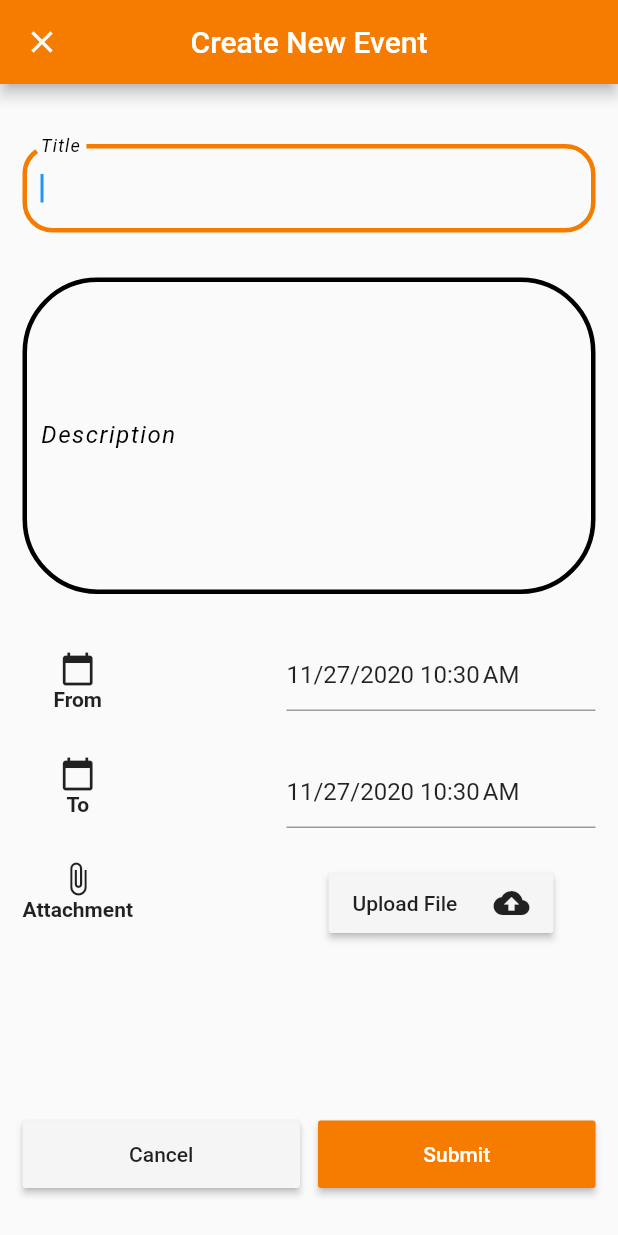
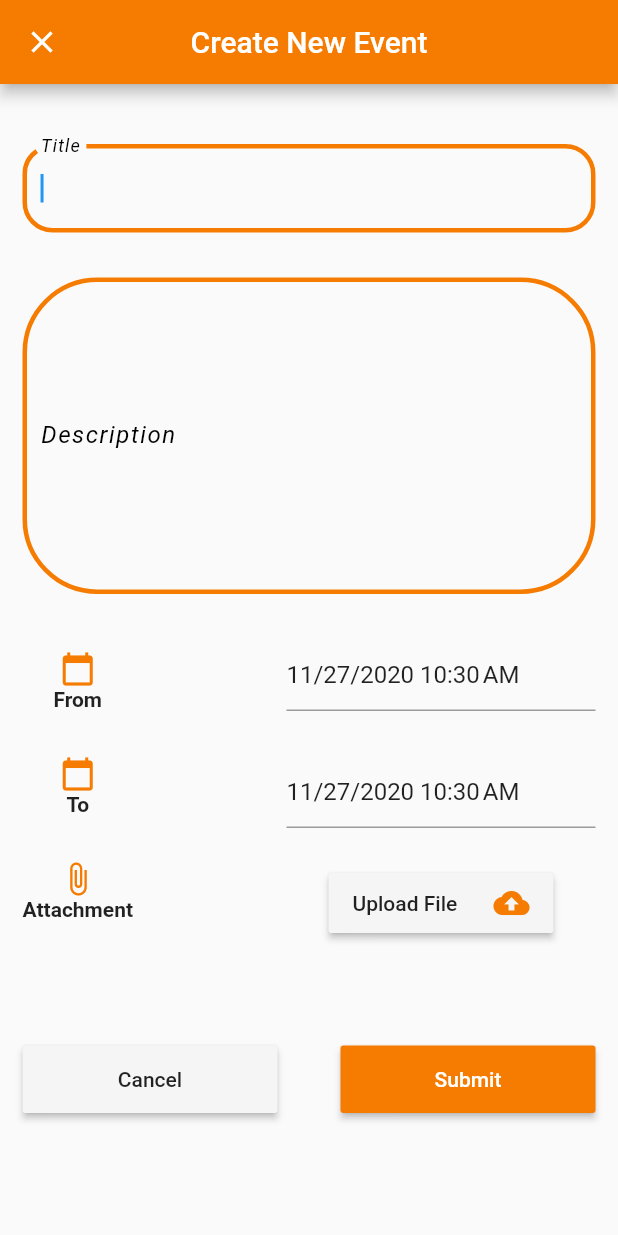
Before and after one commit to nikhil3400/Notes_App, a Flutter app: the AddNote screen opened directly, on a phone screen of 412 x 824 dp. Run offline on Flutter 3.47's test engine with Material 2 defaults, Android fonts, the phone set to English and light mode, and no system bars; drawn by our look-alikes of date_field; our stand-ins replace cloud_firestore, file_picker, firebase_auth, firebase_core, firebase_storage, flutter_spinkit; accounts and stored records are empty.

Commit message:
changed UI

```diff
--- a/lib/Screens/home/add_note.dart
+++ b/lib/Screens/home/add_note.dart
@@ -53,7 +53,7 @@ class _AddNoteState extends State<AddNote> {
                   borderRadius: BorderRadius.all(Radius.circular(20)),
                 ),
                 enabledBorder: OutlineInputBorder(
-                  borderSide: BorderSide(color: Colors.black, width: 3.0),
+                  borderSide: BorderSide(color: Colors.orange[700], width: 3.0),
                   borderRadius: BorderRadius.all(Radius.circular(50)),
                 ),
               ),
@@ -77,7 +77,7 @@ class _AddNoteState extends State<AddNote> {
                   borderRadius: BorderRadius.all(Radius.circular(20)),
                 ),
                 enabledBorder: OutlineInputBorder(
-                  borderSide: BorderSide(color: Colors.black, width: 3.0),
+                  borderSide: BorderSide(color: Colors.orange[700], width: 3.0),
                   borderRadius: BorderRadius.all(Radius.circular(50)),
                 ),
               ),
@@ -88,7 +88,7 @@ class _AddNoteState extends State<AddNote> {
               children: [
                 Column(
                   children: [
-                    Icon(Icons.calendar_today),
+                    Icon(Icons.calendar_today,color: Colors.orange[700]),
                     SizedBox(width: 5),
                     Text(
                       'From',
@@ -97,21 +97,23 @@ class _AddNoteState extends State<AddNote> {
                       ),
                     ),
                     SizedBox(height: 30),
-                    Icon(Icons.calendar_today),
+                    Icon(Icons.calendar_today,color: Colors.orange[700]),
                     SizedBox(width: 5),
                     Text(
                       'To',
                       style: TextStyle(
                         fontWeight: FontWeight.bold,
+
                       ),
                     ),
                     SizedBox(height: 30),
-                    Icon(Icons.attach_file),
+                    Icon(Icons.attach_file,color: Colors.orange[700]),
                     SizedBox(width: 5),
                     Text(
                       'Attachment',
                       style: TextStyle(
                         fontWeight: FontWeight.bold,
+
                       ),
                     ),
                   ],
@@ -164,7 +166,7 @@ class _AddNoteState extends State<AddNote> {
                           mainAxisAlignment: MainAxisAlignment.spaceBetween,
                           children: [
                             Text('Upload File'),
-                            Icon(Icons.cloud_upload)
+                            Icon(Icons.cloud_upload,color: Colors.orange[700],)
                           ],
                         ),
                       ),
@@ -173,13 +175,13 @@ class _AddNoteState extends State<AddNote> {
                 )
               ],
             ),
-            SizedBox(height: 125),
+            SizedBox(height: 75),
             Row(
               mainAxisAlignment: MainAxisAlignment.spaceBetween,
               children: [
                 SizedBox(
                     height: 45,
-                    width: 185,
+                    width: 170,
                     child: RaisedButton(
                       color: Colors.grey[100],
                       onPressed: () {
@@ -191,7 +193,7 @@ class _AddNoteState extends State<AddNote> {
                     )),
                 SizedBox(
                     height: 45,
-                    width: 185,
+                    width: 170,
                     child: RaisedButton(
                       color: Colors.orange[700],
                       onPressed: () async {
```
